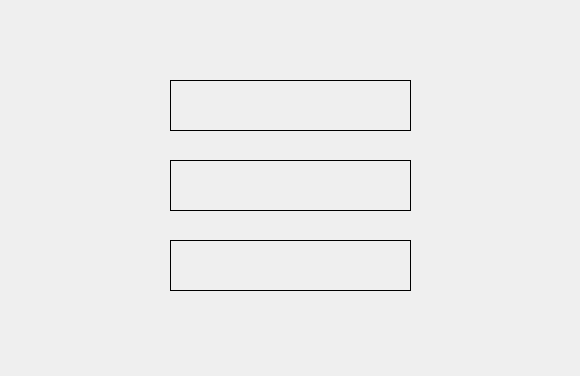
stefanivanic/RemiFINAL, file initwindow.ui: the form before one commit.
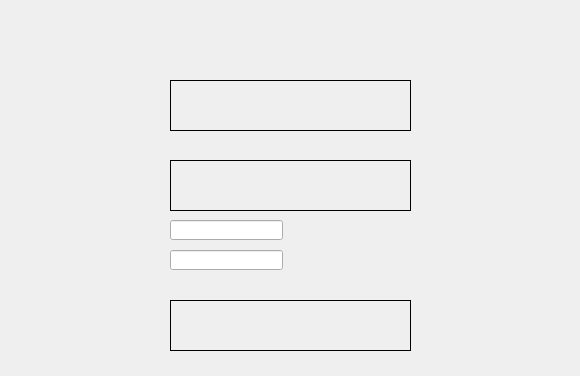
The form after the commit. Icons and pictures are not drawn.

The edit to the form file:
```diff
--- a/initwindow.ui
+++ b/initwindow.ui
@@ -73,7 +73,7 @@
     <property name="geometry">
      <rect>
       <x>170</x>
-      <y>240</y>
+      <y>300</y>
       <width>241</width>
       <height>51</height>
      </rect>
@@ -88,6 +88,26 @@
      <string/>
     </property>
    </widget>
+   <widget class="QLineEdit" name="inputIp">
+    <property name="geometry">
+     <rect>
+      <x>170</x>
+      <y>220</y>
+      <width>113</width>
+      <height>20</height>
+     </rect>
+    </property>
+   </widget>
+   <widget class="QLineEdit" name="inputPort">
+    <property name="geometry">
+     <rect>
+      <x>170</x>
+      <y>250</y>
+      <width>113</width>
+      <height>20</height>
+     </rect>
+    </property>
+   </widget>
   </widget>
  </widget>
  <resources/>
```
